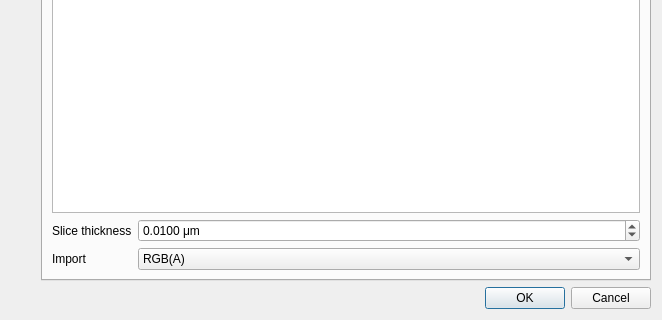
Above: Plugins/org.mitk.gui.qt.m2.Data/src/internal/m2OpenSlideImageIOHelperDialog.ui from m2aia/m2aia before the change; both pictures show x 232 to 894 and y 456 to 776 of the 894 by 776 pixel window. Below: the same form after it.
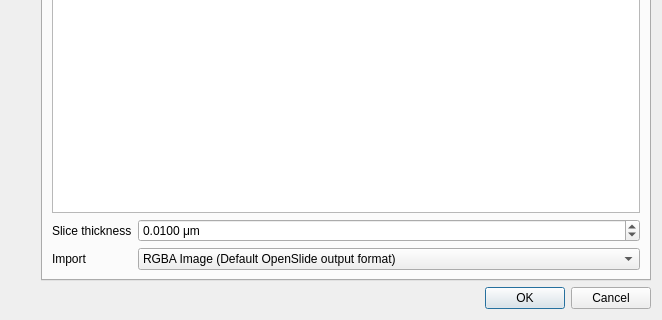
That is the form after the change.

Commit message: rename base image type for spectrum based images, improve openslide support, add fsm image reader, unify and update signal processing api

Diff of the .ui file:
```diff
--- a/Plugins/org.mitk.gui.qt.m2.Data/src/internal/m2OpenSlideImageIOHelperDialog.ui
+++ b/Plugins/org.mitk.gui.qt.m2.Data/src/internal/m2OpenSlideImageIOHelperDialog.ui
@@ -104,7 +104,7 @@
              </property>
              <item>
               <property name="text">
-               <string>RGB(A)</string>
+               <string>RGBA Image (Default OpenSlide output format)</string>
               </property>
              </item>
              <item>
```
Left out of the diff: 5 changed lines with no effect on the pictures. The commit also changes 55 other files.
